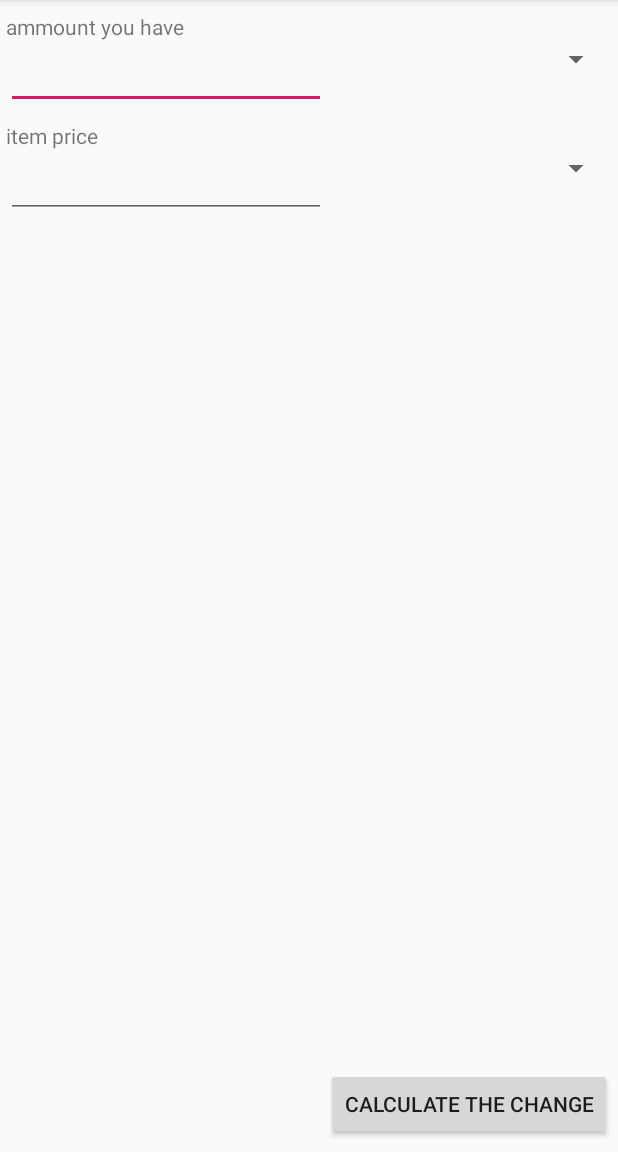
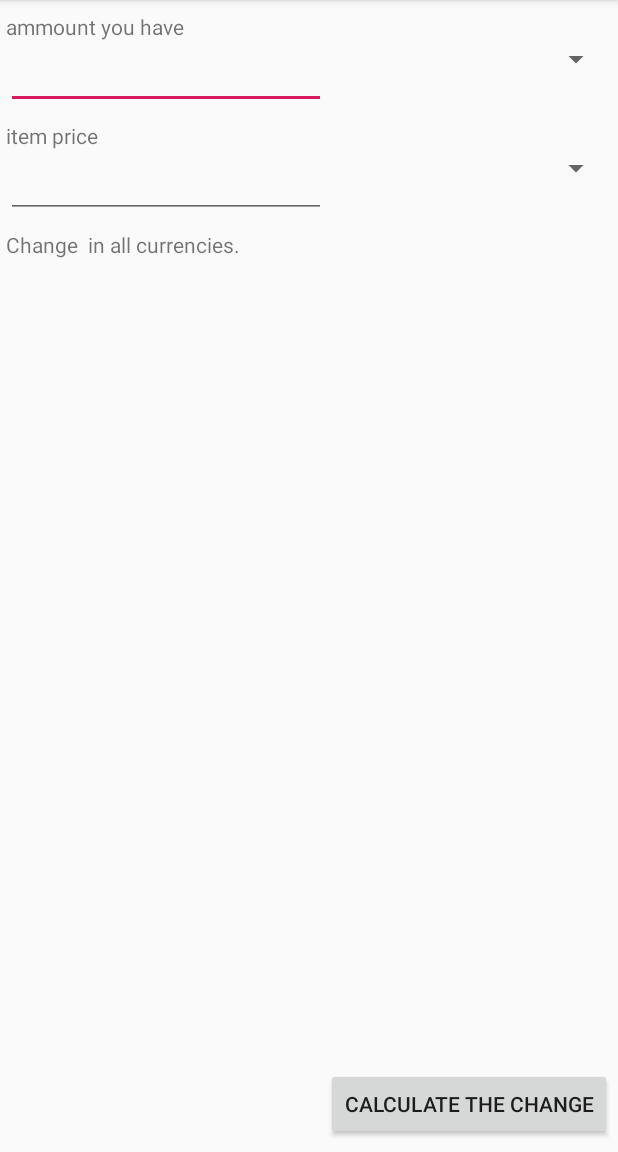
Before and after one commit to kifah1989/Lazy_Cashier, an Android app: the screen it shows after launch (MainActivity), on a phone screen of 412 x 824 dp, the part 84-1236 px from its top. Run offline under Robolectric (Android 15) with nearby library versions, the phone set to English and light mode, and no system bars; libraries missing offline, so code that uses them is left out: de.tobiasschuerg.money; 2 statements that could not run were skipped.

Commit message:
clean the code

```diff
--- a/app/src/main/java/com/example/lazycashier/CurrencyAdapter.kt
+++ b/app/src/main/java/com/example/lazycashier/CurrencyAdapter.kt
@@ -6,10 +6,11 @@ import android.view.ViewGroup
 import android.widget.ImageView
 import android.widget.TextView
 import androidx.recyclerview.widget.RecyclerView
+import de.tobiasschuerg.money.Money
 
 
 class CurrencyAdapter(
-    private val data: ArrayList<Double>,
+    private val data: ArrayList<Money>,
     private val flags: ArrayList<Int>
 ) :
     RecyclerView.Adapter<CurrencyAdapter.CurrencyViewHolder>() {
--- a/app/src/main/java/com/example/lazycashier/MainActivity.kt
+++ b/app/src/main/java/com/example/lazycashier/MainActivity.kt
@@ -52,7 +52,6 @@ class MainActivity : AppCompatActivity() {
             "AED",
             "SAR",
             "QAR",
-            "INR",
             "AUD",
             "GBP",
             "EGP",
@@ -66,7 +65,6 @@ class MainActivity : AppCompatActivity() {
             "درهم امراتي",
             "ريال سعودي",
             "ريال قطري",
-            "Indian Rupee",
             "Australian Dollar",
             "GBP",
             "جنه مصري",
@@ -80,7 +78,6 @@ class MainActivity : AppCompatActivity() {
             flag_aed,
             flag_sar,
             flag_qar,
-            flag_inr,
             flag_aud,
             flag_gbp,
             flag_egp,
@@ -89,7 +86,7 @@ class MainActivity : AppCompatActivity() {
         for (key in codeList) {
             valueList.add(currencyRates[key]!!)
         }
-        for (i in 0..2)
+        for (i in 0..10)
             currencyList.add(Currency(codeList[i], currencyName[i], valueList[i]))
 
 
@@ -160,7 +157,6 @@ class MainActivity : AppCompatActivity() {
             editText.text.isEmpty() -> {
                 editText.error = "please enter amount"
                 textView.text = ""
-                textView2.text = ""
                 textView5.text = ""
                 textView6.text = ""
 
@@ -168,7 +164,6 @@ class MainActivity : AppCompatActivity() {
             }
             editText2.text.isEmpty() -> {
                 editText2.error = "please enter amount"
-                textView2.text = ""
                 textView5.text = ""
                 textView6.text = ""
                 return false
@@ -184,11 +179,16 @@ class MainActivity : AppCompatActivity() {
         val iHaveMoney = Money(ihave, iHaveCurrency)
         val itemMoney = Money(itemPrice, itemCurrency)
 
+
         val ihavetoitem = iHaveMoney.convertInto(itemCurrency)
         val itemtoihave = itemMoney.convertInto(iHaveCurrency)
 
         val returnMoney1 = iHaveMoney - itemtoihave
         val returnMoney2 = ihavetoitem - itemMoney
+        val moneyList = arrayListOf<Money>()
+        for (currency in currencyList) {
+            moneyList.add(Money(returnMoney1.convertInto(currency).amount, currency))
+        }
 
         textView5.text = "= " + ihavetoitem
         textView6.text = "= " + itemtoihave
@@ -196,23 +196,16 @@ class MainActivity : AppCompatActivity() {
             iHaveMoney.amount.toDouble() < itemtoihave.amount.toDouble() -> {
                 editText.error = "you dont have enough money"
                 textView.text = ""
-                textView2.text = ""
 
             }
             returnMoney1.amount.toInt() == returnMoney2.amount.toInt() -> {
-                textView2.text = ""
                 textView.text = iHaveMoney.toString() + " is equal to " + itemMoney.toString()
-            }
-            else -> {
-                editText.error = null
-                textView.text = "return: $returnMoney1"
-                textView2.text = "return: $returnMoney2"
             }
         }
         val programmingList = findViewById<RecyclerView>(R.id.recyclerView)
         programmingList.layoutManager = LinearLayoutManager(this)
 
-        programmingList.adapter = CurrencyAdapter(valueList, flags)
+        programmingList.adapter = CurrencyAdapter(moneyList, flags)
     }
     private val client = OkHttpClient()
     private val moshi = Moshi.Builder().build()
--- a/app/src/main/res/layout/main_activity.xml
+++ b/app/src/main/res/layout/main_activity.xml
@@ -110,32 +110,23 @@
     <TextView
         android:id="@+id/textView"
         android:layout_width="wrap_content"
-        android:layout_height="19dp"
+        android:layout_height="wrap_content"
         android:layout_marginStart="4dp"
         android:layout_marginTop="8dp"
+        android:text="Change  in all currencies."
         app:layout_constraintStart_toStartOf="parent"
         app:layout_constraintTop_toBottomOf="@+id/editText2" />
 
-    <TextView
-        android:id="@+id/textView2"
-        android:layout_width="wrap_content"
-        android:layout_height="19dp"
-        android:layout_marginStart="4dp"
-        android:layout_marginTop="8dp"
-        app:layout_constraintStart_toStartOf="parent"
-        app:layout_constraintTop_toBottomOf="@+id/textView" />
-
     <androidx.recyclerview.widget.RecyclerView
         android:id="@+id/recyclerView"
-        android:layout_width="399dp"
+        android:layout_width="0dp"
         android:layout_height="0dp"
         android:layout_marginStart="4dp"
-        android:layout_marginTop="8dp"
         android:layout_marginEnd="4dp"
         android:layout_marginBottom="8dp"
         app:layout_constraintBottom_toTopOf="@+id/floatingActionButton"
         app:layout_constraintEnd_toEndOf="parent"
         app:layout_constraintStart_toStartOf="parent"
-        app:layout_constraintTop_toBottomOf="@+id/textView2" />
+        app:layout_constraintTop_toBottomOf="@+id/textView" />
 
 </androidx.constraintlayout.widget.ConstraintLayout>
```
